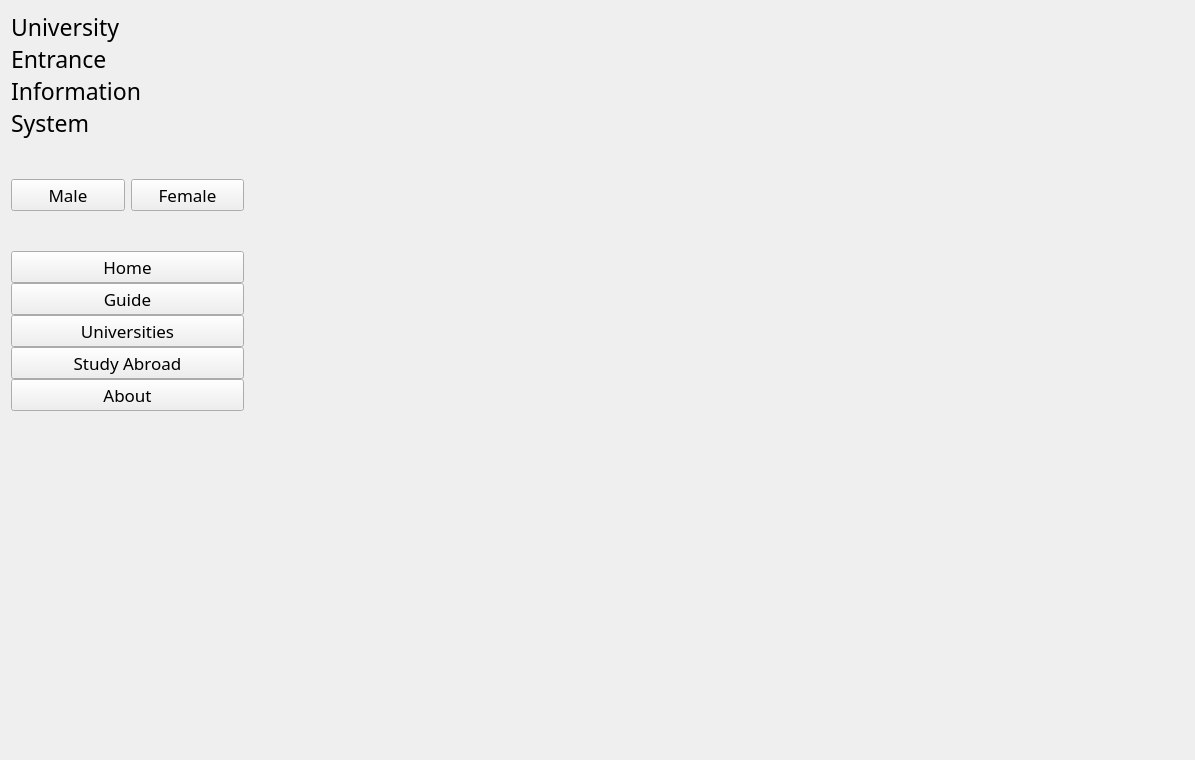
Qt form entranceguide.ui (frencojobs/uni-entrance) before a commit.
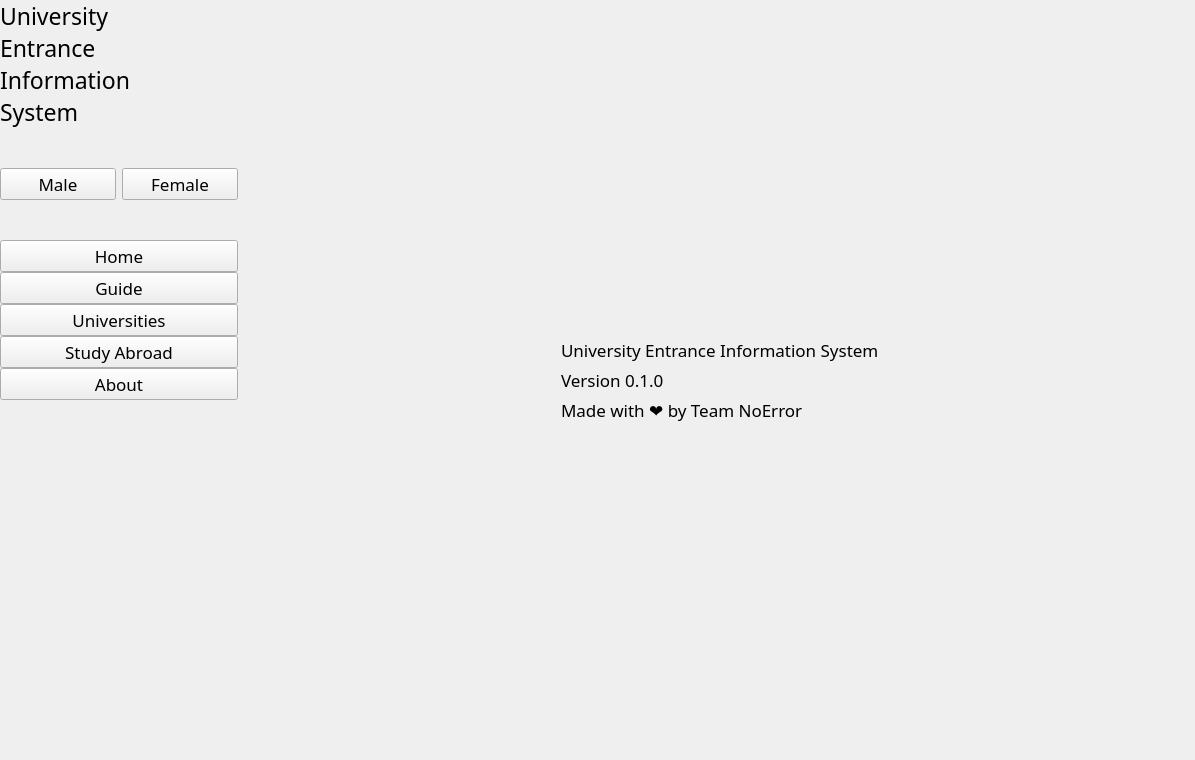
The same form after that commit. The open tabs and pages were chosen to show the change. Icons and pictures are not drawn.

The edit to the form file:
```diff
--- a/entranceguide.ui
+++ b/entranceguide.ui
@@ -14,7 +14,22 @@
    <string>EntranceGuide</string>
   </property>
   <widget class="QWidget" name="centralWidget">
+   <property name="autoFillBackground">
+    <bool>true</bool>
+   </property>
    <layout class="QGridLayout" name="gridLayout_2">
+    <property name="leftMargin">
+     <number>0</number>
+    </property>
+    <property name="topMargin">
+     <number>0</number>
+    </property>
+    <property name="rightMargin">
+     <number>0</number>
+    </property>
+    <property name="bottomMargin">
+     <number>0</number>
+    </property>
     <item row="0" column="0">
      <layout class="QGridLayout" name="gridLayout" columnstretch="1,4">
       <item row="0" column="0">
@@ -34,6 +49,8 @@
            <font>
             <family>Space Grotesk</family>
             <pointsize>13</pointsize>
+            <weight>50</weight>
+            <bold>false</bold>
            </font>
           </property>
           <property name="text">
@@ -46,7 +63,13 @@
          </widget>
         </item>
         <item row="6" column="0">
-         <layout class="QHBoxLayout" name="horizontalLayout">
+         <layout class="QHBoxLayout" name="gender_radio">
+          <property name="leftMargin">
+           <number>0</number>
+          </property>
+          <property name="rightMargin">
+           <number>0</number>
+          </property>
           <item>
            <widget class="QPushButton" name="male_btn">
             <property name="font">
@@ -87,6 +110,8 @@
            <font>
             <family>Space Grotesk</family>
             <pointsize>13</pointsize>
+            <weight>50</weight>
+            <bold>false</bold>
            </font>
           </property>
           <property name="text">
@@ -139,6 +164,8 @@
            <font>
             <family>Space Grotesk</family>
             <pointsize>13</pointsize>
+            <weight>50</weight>
+            <bold>false</bold>
            </font>
           </property>
           <property name="text">
@@ -162,6 +189,8 @@
            <font>
             <family>Space Grotesk</family>
             <pointsize>13</pointsize>
+            <weight>50</weight>
+            <bold>false</bold>
            </font>
           </property>
           <property name="styleSheet">
@@ -230,6 +259,8 @@
            <font>
             <family>Space Grotesk</family>
             <pointsize>13</pointsize>
+            <weight>50</weight>
+            <bold>false</bold>
            </font>
           </property>
           <property name="text">
@@ -273,6 +304,9 @@
        <layout class="QGridLayout" name="gridLayout_3">
         <item row="0" column="1">
          <widget class="QStackedWidget" name="stackedWidget">
+          <property name="autoFillBackground">
+           <bool>true</bool>
+          </property>
           <property name="currentIndex">
            <number>2</number>
           </property>
@@ -1443,8 +1477,161 @@
             </item>
            </layout>
           </widget>
-          <widget class="QWidget" name="abroadPage"/>
-          <widget class="QWidget" name="aboutPage"/>
+          <widget class="QWidget" name="abroadPage">
+           <layout class="QGridLayout" name="gridLayout_11">
+            <item row="0" column="0">
+             <widget class="QTextBrowser" name="textBrowser_2">
+              <property name="font">
+               <font>
+                <family>Space Grotesk</family>
+                <pointsize>13</pointsize>
+               </font>
+              </property>
+              <property name="html">
+               <string>&lt;!DOCTYPE HTML PUBLIC &quot;-//W3C//DTD HTML 4.0//EN&quot; &quot;http://www.w3.org/TR/REC-html40/strict.dtd&quot;&gt;
+&lt;html&gt;&lt;head&gt;&lt;meta name=&quot;qrichtext&quot; content=&quot;1&quot; /&gt;&lt;title&gt;Study Abroad&lt;/title&gt;&lt;style type=&quot;text/css&quot;&gt;
+p, li { white-space: pre-wrap; }
+&lt;/style&gt;&lt;/head&gt;&lt;body style=&quot; font-family:'Space Grotesk'; font-size:13pt; font-weight:400; font-style:normal;&quot;&gt;
+&lt;h1 style=&quot; margin-top:18px; margin-bottom:12px; margin-left:0px; margin-right:0px; -qt-block-indent:0; text-indent:0px;&quot;&gt;&lt;span style=&quot; font-size:xx-large; font-weight:600;&quot;&gt;What do you need to prepare first to apply scholarship?&lt;/span&gt;&lt;/h1&gt;
+&lt;ol style=&quot;margin-top: 0px; margin-bottom: 0px; margin-left: 0px; margin-right: 0px; -qt-list-indent: 1;&quot;&gt;&lt;li style=&quot; margin-top:12px; margin-bottom:0px; margin-left:0px; margin-right:0px; -qt-block-indent:0; text-indent:0px;&quot;&gt;&lt;a href=&quot;#C1&quot;&gt;&lt;span style=&quot; text-decoration: underline; color:#0000ff;&quot;&gt;Application Form&lt;/span&gt;&lt;/a&gt;&lt;/li&gt;
+&lt;li style=&quot; margin-top:0px; margin-bottom:0px; margin-left:0px; margin-right:0px; -qt-block-indent:0; text-indent:0px;&quot;&gt;&lt;a href=&quot;#C2&quot;&gt;&lt;span style=&quot; text-decoration: underline; color:#0000ff;&quot;&gt;Copy of passport/ID &lt;/span&gt;&lt;/a&gt;&lt;/li&gt;
+&lt;li style=&quot; margin-top:0px; margin-bottom:0px; margin-left:0px; margin-right:0px; -qt-block-indent:0; text-indent:0px;&quot;&gt;&lt;a href=&quot;#C3&quot;&gt;&lt;span style=&quot; text-decoration: underline; color:#0000ff;&quot;&gt;Copies of transcripts/diplomas&lt;/span&gt;&lt;/a&gt; &lt;/li&gt;
+&lt;li style=&quot; margin-top:0px; margin-bottom:0px; margin-left:0px; margin-right:0px; -qt-block-indent:0; text-indent:0px;&quot;&gt;&lt;a href=&quot;#C4&quot;&gt;&lt;span style=&quot; text-decoration: underline; color:#0000ff;&quot;&gt;Statement of purpose/Letter of motivation &lt;/span&gt;&lt;/a&gt;&lt;/li&gt;
+&lt;li style=&quot; margin-top:0px; margin-bottom:0px; margin-left:0px; margin-right:0px; -qt-block-indent:0; text-indent:0px;&quot;&gt;&lt;a href=&quot;#C5&quot;&gt;&lt;span style=&quot; text-decoration: underline; color:#0000ff;&quot;&gt;Letter of recommendation&lt;/span&gt;&lt;/a&gt; &lt;/li&gt;
+&lt;li style=&quot; margin-top:0px; margin-bottom:0px; margin-left:0px; margin-right:0px; -qt-block-indent:0; text-indent:0px;&quot;&gt;&lt;a href=&quot;#C6&quot;&gt;&lt;span style=&quot; text-decoration: underline; color:#0000ff;&quot;&gt;CV/Resume&lt;/span&gt;&lt;/a&gt; &lt;/li&gt;
+&lt;li style=&quot; margin-top:0px; margin-bottom:12px; margin-left:0px; margin-right:0px; -qt-block-indent:0; text-indent:0px;&quot;&gt;&lt;a href=&quot;#C7&quot;&gt;&lt;span style=&quot; text-decoration: underline; color:#0000ff;&quot;&gt;Standardized test scores(eg.IELTS scores)&lt;/span&gt;&lt;/a&gt; &lt;/li&gt;&lt;/ol&gt;
+&lt;h3 style=&quot; margin-top:14px; margin-bottom:12px; margin-left:0px; margin-right:0px; -qt-block-indent:0; text-indent:0px;&quot;&gt;&lt;a name=&quot;C1&quot;&gt;&lt;/a&gt;&lt;span style=&quot; font-size:large; font-weight:600;&quot;&gt;1&lt;/span&gt;&lt;span style=&quot; font-size:large; font-weight:600;&quot;&gt;.Application Form&lt;/span&gt;&lt;/h3&gt;
+&lt;p style=&quot; margin-top:0px; margin-bottom:0px; margin-left:0px; margin-right:0px; -qt-block-indent:0; text-indent:0px;&quot;&gt;You should check the application form carefully and fill accurately in all the sections of the application form correctly. &lt;/p&gt;
+&lt;h3 style=&quot; margin-top:14px; margin-bottom:12px; margin-left:0px; margin-right:0px; -qt-block-indent:0; text-indent:0px;&quot;&gt;&lt;a name=&quot;C2&quot;&gt;&lt;/a&gt;&lt;span style=&quot; font-size:large; font-weight:600;&quot;&gt;2&lt;/span&gt;&lt;span style=&quot; font-size:large; font-weight:600;&quot;&gt;.Copy of passport/ID&lt;/span&gt;&lt;/h3&gt;
+&lt;p style=&quot; margin-top:0px; margin-bottom:0px; margin-left:0px; margin-right:0px; -qt-block-indent:0; text-indent:0px;&quot;&gt;A copy of the main page of the passport, containing your photo and personal information is a need to apply for scholar. &lt;/p&gt;
+&lt;h3 style=&quot; margin-top:14px; margin-bottom:12px; margin-left:0px; margin-right:0px; -qt-block-indent:0; text-indent:0px;&quot;&gt;&lt;a name=&quot;C3&quot;&gt;&lt;/a&gt;&lt;span style=&quot; font-size:large; font-weight:600;&quot;&gt;3&lt;/span&gt;&lt;span style=&quot; font-size:large; font-weight:600;&quot;&gt;. Copies of transcripts/diplomas&lt;/span&gt;&lt;/h3&gt;
+&lt;p style=&quot; margin-top:0px; margin-bottom:0px; margin-left:0px; margin-right:0px; -qt-block-indent:0; text-indent:0px;&quot;&gt;A transcript is a document that have an official signature and stamp from your school or faculty. The transcript of records(all of your courses and grades, and credits that you have achieved for each course)from the last school you graduated or currently attending is required. &lt;/p&gt;
+&lt;h3 style=&quot; margin-top:14px; margin-bottom:12px; margin-left:0px; margin-right:0px; -qt-block-indent:0; text-indent:0px;&quot;&gt;&lt;a name=&quot;C4&quot;&gt;&lt;/a&gt;&lt;span style=&quot; font-size:large; font-weight:600;&quot;&gt;4&lt;/span&gt;&lt;span style=&quot; font-size:large; font-weight:600;&quot;&gt;.Statement of purpose/Letter of motivation&lt;/span&gt;&lt;/h3&gt;
+&lt;p style=&quot; margin-top:0px; margin-bottom:0px; margin-left:0px; margin-right:0px; -qt-block-indent:0; text-indent:0px;&quot;&gt;This statement should contain only one page in which you explain your reasons why you applied to the chosen degree course and how it relates to your future studies and career goals. In this statement/letter of motivation, it is important to be honest. You should also briefly present your qualities and how they would fit with the degree you selected. &lt;/p&gt;
+&lt;h3 style=&quot; margin-top:14px; margin-bottom:12px; margin-left:0px; margin-right:0px; -qt-block-indent:0; text-indent:0px;&quot;&gt;&lt;a name=&quot;C5&quot;&gt;&lt;/a&gt;&lt;span style=&quot; font-size:large; font-weight:600;&quot;&gt;5&lt;/span&gt;&lt;span style=&quot; font-size:large; font-weight:600;&quot;&gt;.Letter of recommendation&lt;/span&gt;&lt;/h3&gt;
+&lt;p style=&quot; margin-top:0px; margin-bottom:0px; margin-left:0px; margin-right:0px; -qt-block-indent:0; text-indent:0px;&quot;&gt;This letter contains recommendations about you from your teachers or lecturers or persons that supervised your work including volunteering. This letter will help a lot when the scholarship provider consider about your qualities, skills, intellectual capacity and it can also reflect your desire or motivation for the degree course and/or university you chose. &lt;/p&gt;
+&lt;h3 style=&quot; margin-top:14px; margin-bottom:12px; margin-left:0px; margin-right:0px; -qt-block-indent:0; text-indent:0px;&quot;&gt;&lt;a name=&quot;C6&quot;&gt;&lt;/a&gt;&lt;span style=&quot; font-size:large; font-weight:600;&quot;&gt;6&lt;/span&gt;&lt;span style=&quot; font-size:large; font-weight:600;&quot;&gt;.CV/Resume&lt;/span&gt;&lt;/h3&gt;
+&lt;p style=&quot; margin-top:0px; margin-bottom:0px; margin-left:0px; margin-right:0px; -qt-block-indent:0; text-indent:0px;&quot;&gt;This is the section in which you introduce about yourself and describe about all the education background you had. Remember to include all the languages that you know (including language certificates), but be honest about your proficiency level; add computer skills, volunteering work and any other courses that you completed (even short courses), especially if they are connected with your study field. &lt;/p&gt;
+&lt;h3 style=&quot; margin-top:14px; margin-bottom:12px; margin-left:0px; margin-right:0px; -qt-block-indent:0; text-indent:0px;&quot;&gt;&lt;a name=&quot;C7&quot;&gt;&lt;/a&gt;&lt;span style=&quot; font-size:large; font-weight:600;&quot;&gt;7&lt;/span&gt;&lt;span style=&quot; font-size:large; font-weight:600;&quot;&gt;.Standardized test scores&lt;/span&gt;&lt;/h3&gt;
+&lt;p style=&quot; margin-top:0px; margin-bottom:0px; margin-left:0px; margin-right:0px; -qt-block-indent:0; text-indent:0px;&quot;&gt;SAT, ACT, GRE, GPA and other test scores can be an important factor when the university considers who they give the scholarship to. Most often, high scores are the ones that count first and foremost. &lt;/p&gt;
+&lt;h2 style=&quot; margin-top:16px; margin-bottom:12px; margin-left:0px; margin-right:0px; -qt-block-indent:0; text-indent:0px;&quot;&gt;&lt;span style=&quot; font-size:x-large; font-weight:600;&quot;&gt;Final tips before you send all the documents for the scholarship application&lt;/span&gt;&lt;/h2&gt;
+&lt;p style=&quot; margin-top:0px; margin-bottom:0px; margin-left:0px; margin-right:0px; -qt-block-indent:0; text-indent:0px;&quot;&gt;1. Check your application form and all other documents for spelling and grammar errors before you send it.&lt;br /&gt;2. Do not exceed the word limit given for any section of the application or for any other documents you may be requested to write.&lt;br /&gt;3. Only submit the requested documentation and nothing more.&lt;br /&gt;4. It is recommended to make a complete copy of the application before you send it.&lt;br /&gt;5. Keep in mind the exact date you have to send all the requested documents and be careful not to miss the deadline.&lt;br /&gt;&lt;/p&gt;
+&lt;h4 style=&quot; margin-top:12px; margin-bottom:12px; margin-left:0px; margin-right:0px; -qt-block-indent:0; text-indent:0px;&quot;&gt;&lt;span style=&quot; font-size:medium; font-weight:600;&quot;&gt;You can get more information about the scholar from the following websites:&lt;/span&gt;&lt;/h4&gt;
+&lt;ul style=&quot;margin-top: 0px; margin-bottom: 0px; margin-left: 0px; margin-right: 0px; -qt-list-indent: 1;&quot;&gt;&lt;li style=&quot; margin-top:12px; margin-bottom:0px; margin-left:0px; margin-right:0px; -qt-block-indent:0; text-indent:0px;&quot;&gt;http://myanmarstudyabroad.org &lt;/li&gt;
+&lt;li style=&quot; margin-top:0px; margin-bottom:0px; margin-left:0px; margin-right:0px; -qt-block-indent:0; text-indent:0px;&quot;&gt;http://scholarship-positions.com &lt;/li&gt;
+&lt;li style=&quot; margin-top:0px; margin-bottom:0px; margin-left:0px; margin-right:0px; -qt-block-indent:0; text-indent:0px;&quot;&gt;http://www.scholars4dev.com/tag/scholarships-for-burmese/ &lt;/li&gt;
+&lt;li style=&quot; margin-top:0px; margin-bottom:0px; margin-left:0px; margin-right:0px; -qt-block-indent:0; text-indent:0px;&quot;&gt;https://www.scholarshipportal.com/scholarships/myanmar &lt;/li&gt;
+&lt;li style=&quot; margin-top:0px; margin-bottom:12px; margin-left:0px; margin-right:0px; -qt-block-indent:0; text-indent:0px;&quot;&gt;http://www.scholars4dev.com/tag/scholarships-for-burmese/ &lt;/li&gt;&lt;/ul&gt;
+&lt;h4 style=&quot; margin-top:12px; margin-bottom:12px; margin-left:0px; margin-right:0px; -qt-block-indent:0; text-indent:0px;&quot;&gt;&lt;span style=&quot; font-size:medium; font-weight:600;&quot;&gt;If you'd like to consult about studying aboard ,you can inquire from the trustworthy famous education agencies like...&lt;/span&gt;&lt;/h4&gt;
+&lt;ul style=&quot;margin-top: 0px; margin-bottom: 0px; margin-left: 0px; margin-right: 0px; -qt-list-indent: 1;&quot;&gt;&lt;li style=&quot; margin-top:12px; margin-bottom:0px; margin-left:0px; margin-right:0px; -qt-block-indent:0; text-indent:0px;&quot;&gt;CROWN Education(web:&amp;quot; http://www.crown-education.org/&amp;quot; ) &lt;/li&gt;
+&lt;li style=&quot; margin-top:0px; margin-bottom:0px; margin-left:0px; margin-right:0px; -qt-block-indent:0; text-indent:0px;&quot;&gt;EduLead Education Consultancy (web:&amp;quot; http://www.edulead.com/ &amp;quot;) &lt;/li&gt;
+&lt;li style=&quot; margin-top:0px; margin-bottom:0px; margin-left:0px; margin-right:0px; -qt-block-indent:0; text-indent:0px;&quot;&gt;Fortrust Eduaction(web:&amp;quot; http://www.forturst.com/ &amp;quot;) &lt;/li&gt;
+&lt;li style=&quot; margin-top:0px; margin-bottom:0px; margin-left:0px; margin-right:0px; -qt-block-indent:0; text-indent:0px;&quot;&gt;Lin High Power Education Services(web:&amp;quot; http://www.lhpmyanmar.com/ &amp;quot;) &lt;/li&gt;
+&lt;li style=&quot; margin-top:0px; margin-bottom:12px; margin-left:0px; margin-right:0px; -qt-block-indent:0; text-indent:0px;&quot;&gt;E&amp;amp;C Education Consultancy(web:&amp;quot; http://www.eandcmyanmar.com/ &amp;quot;) &lt;/li&gt;&lt;/ul&gt;&lt;/body&gt;&lt;/html&gt;</string>
+              </property>
+             </widget>
+            </item>
+           </layout>
+          </widget>
+          <widget class="QWidget" name="aboutPage">
+           <layout class="QGridLayout" name="gridLayout_21">
+            <item row="0" column="0">
+             <layout class="QGridLayout" name="gridLayout_13">
+              <item row="1" column="1">
+               <widget class="QLabel" name="label_45">
+                <property name="font">
+                 <font>
+                  <family>Source Code Pro</family>
+                  <pointsize>13</pointsize>
+                 </font>
+                </property>
+                <property name="text">
+                 <string>University Entrance Information System</string>
+                </property>
+               </widget>
+              </item>
+              <item row="0" column="1">
+               <spacer name="verticalSpacer_4">
+                <property name="orientation">
+                 <enum>Qt::Vertical</enum>
+                </property>
+                <property name="sizeHint" stdset="0">
+                 <size>
+                  <width>20</width>
+                  <height>40</height>
+                 </size>
+                </property>
+               </spacer>
+              </item>
+              <item row="2" column="1">
+               <widget class="QLabel" name="label_46">
+                <property name="font">
+                 <font>
+                  <family>Source Code Pro</family>
+                  <pointsize>13</pointsize>
+                 </font>
+                </property>
+                <property name="text">
+                 <string>Version 0.1.0</string>
+                </property>
+               </widget>
+              </item>
+              <item row="3" column="1">
+               <widget class="QLabel" name="label_47">
+                <property name="font">
+                 <font>
+                  <family>Source Code Pro</family>
+                  <pointsize>13</pointsize>
+                 </font>
+                </property>
+                <property name="text">
+                 <string>Made with ❤️ by Team NoError</string>
+                </property>
+               </widget>
+              </item>
+              <item row="1" column="2">
+               <spacer name="horizontalSpacer_2">
+                <property name="orientation">
+                 <enum>Qt::Horizontal</enum>
+                </property>
+                <property name="sizeHint" stdset="0">
+                 <size>
+                  <width>40</width>
+                  <height>20</height>
+                 </size>
+                </property>
+               </spacer>
+              </item>
+              <item row="1" column="0">
+               <spacer name="horizontalSpacer">
+                <property name="orientation">
+                 <enum>Qt::Horizontal</enum>
+                </property>
+                <property name="sizeHint" stdset="0">
+                 <size>
+                  <width>40</width>
+                  <height>20</height>
+                 </size>
+                </property>
+               </spacer>
+              </item>
+              <item row="4" column="1">
+               <spacer name="verticalSpacer_5">
+                <property name="orientation">
+                 <enum>Qt::Vertical</enum>
+                </property>
+                <property name="sizeHint" stdset="0">
+                 <size>
+                  <width>20</width>
+                  <height>40</height>
+                 </size>
+                </property>
+               </spacer>
+              </item>
+             </layout>
+            </item>
+           </layout>
+          </widget>
          </widget>
         </item>
        </layout>
```
Left out of the diff: 89 changed lines with no effect on the pictures.
